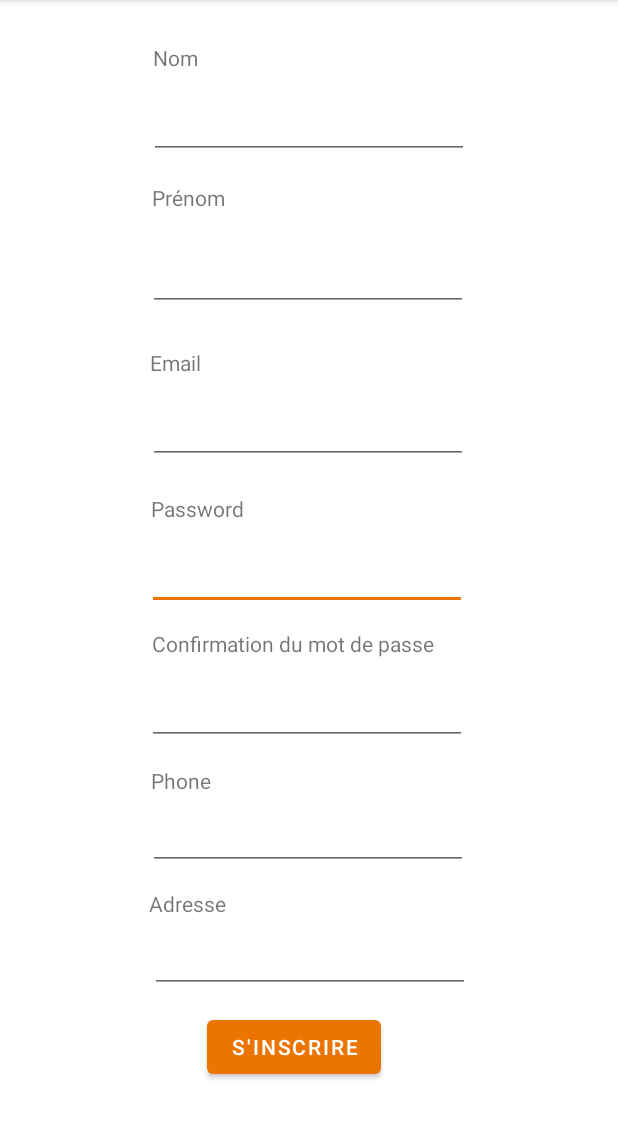
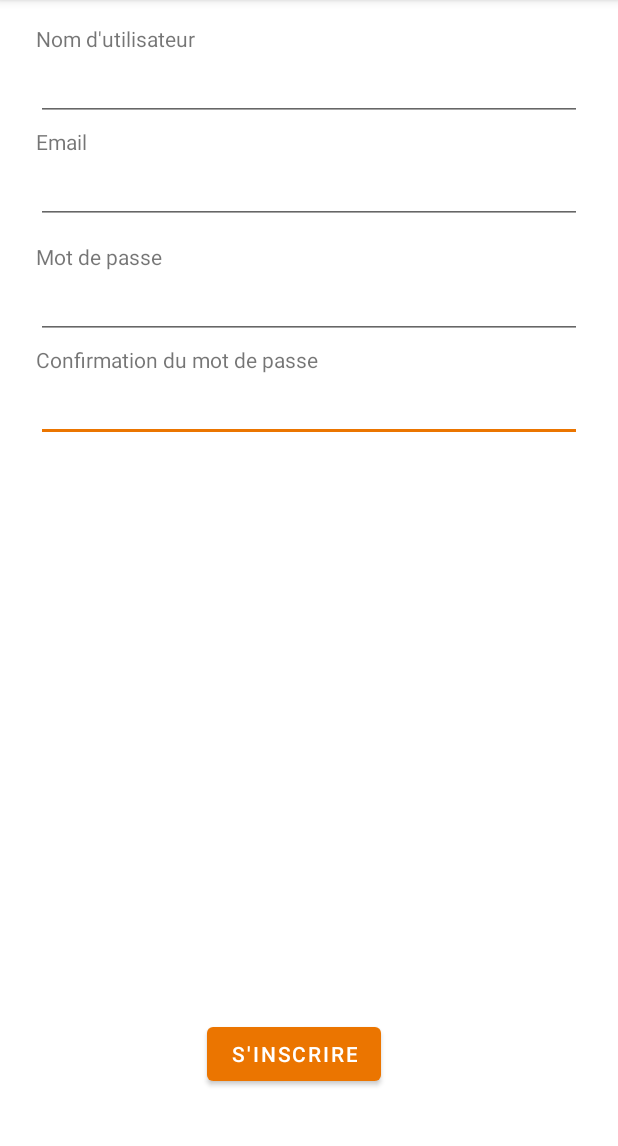
Before and after one commit to LesEsperluettes/CESI_ton_livre, an Android app: the SignInActivity screen opened directly, with no data from a screen before it, on a phone screen of 412 x 824 dp, the part 84-1230 px from its top. Run offline under Robolectric (Android 15) with nearby library versions, the phone set to English and light mode, and no system bars; libraries missing offline, so code that uses them is left out: com.androidnetworking, com.androidnetworking.error, com.androidnetworking.interfaces; 1 statement that could not run was skipped.

```diff
--- a/app/build.gradle
+++ b/app/build.gradle
@@ -51,6 +51,8 @@ dependencies {
     implementation group: 'com.squareup.retrofit2', name: 'retrofit', version: '2.9.0'
     // https://mvnrepository.com/artifact/com.squareup.retrofit2/converter-gson
     implementation group: 'com.squareup.retrofit2', name: 'converter-gson', version: '2.9.0'
+    // https://mvnrepository.com/artifact/com.amitshekhar.android/android-networking
+    implementation group: 'com.amitshekhar.android', name: 'android-networking', version: '1.0.2'
     implementation 'com.google.zxing:core:3.3.0'
     implementation('com.journeyapps:zxing-android-embedded:4.2.0') { transitive = false }
 }
--- a/app/src/main/AndroidManifest.xml
+++ b/app/src/main/AndroidManifest.xml
@@ -16,6 +16,7 @@
         android:roundIcon="@mipmap/ic_launcher_round"
         android:supportsRtl="true"
         android:hardwareAccelerated="true"
+        android:usesCleartextTraffic="true"
         android:theme="@style/Theme.CESI_ton_livre">
         <activity android:name=".LoginActivity"></activity>
         <activity android:name=".SignInActivity"></activity>
--- a/app/src/main/java/fr/lesesperluettes/cesi_ton_livre/SignInActivity.java
+++ b/app/src/main/java/fr/lesesperluettes/cesi_ton_livre/SignInActivity.java
@@ -2,36 +2,77 @@ package fr.lesesperluettes.cesi_ton_livre;
 
 import android.content.Intent;
 import android.os.Bundle;
+import android.os.Handler;
+import android.view.View;
 import android.widget.Button;
 import android.widget.TextView;
 
 import androidx.appcompat.app.AppCompatActivity;
 
+import com.androidnetworking.AndroidNetworking;
+import com.androidnetworking.error.ANError;
+import com.androidnetworking.interfaces.JSONObjectRequestListener;
+import com.google.android.material.snackbar.Snackbar;
+
+import org.json.JSONException;
+import org.json.JSONObject;
+
+import fr.lesesperluettes.cesi_ton_livre.ui.scan.ScanFragment;
+
 public class SignInActivity extends AppCompatActivity {
 
     Button btnSignIn;
-    TextView name, firstname, phone, password, confirmPassword, address, email;
+    TextView username,email,password,confirmPassword;
 
     @Override
     protected void onCreate(Bundle savedInstanceState) {
         super.onCreate(savedInstanceState);
         setContentView(R.layout.activity_signin);
 
-        btnSignIn = (Button) findViewById(R.id.register);
-        btnSignIn.setOnClickListener(v -> signIn());
+        username = findViewById(R.id.signup_username);
+        email = findViewById(R.id.signup_email);
+        password = findViewById(R.id.signup_password);
+        confirmPassword = findViewById(R.id.signup_passwordC);
+
+        AndroidNetworking.initialize(getApplicationContext());
+
+        btnSignIn = (Button) findViewById(R.id.signup_register);
+        btnSignIn.setOnClickListener(v -> signIn(v));
     }
 
-    private void signIn() {
-        /*name = findViewById(R.id.name);
-        firstname = findViewById(R.id.firstname);
-        phone = findViewById(R.id.phone);
-        password = findViewById(R.id.password);
-        confirmPassword = findViewById(R.id.confirmpassword);
-        address = findViewById(R.id.address);
-        email = findViewById(R.id.email);*/
-        // insert into user values
+    private void signIn(View v) {
+        JSONObject jsonObject = new JSONObject();
+        try {
+            jsonObject.put("username", username.getText().toString());
+            jsonObject.put("email", email.getText().toString());
+            jsonObject.put("password",password.getText().toString());
+        } catch (JSONException e) {
+            e.printStackTrace();
+        }
+
         Intent loginActivity = new Intent(this, LoginActivity.class);
-        startActivity(loginActivity);
+
+        // send sign in request to API
+        AndroidNetworking.post("http://192.168.1.16:8080/auth/signup")
+                .addJSONObjectBody(jsonObject)
+                .build()
+                .getAsJSONObject(new JSONObjectRequestListener() {
+                    @Override
+                    public void onResponse(JSONObject response) {
+                        // user registered, redirect to login with popup
+                        Snackbar snackbar = Snackbar.make(v, "Signup success ! redirect to login in 5sec",Snackbar.LENGTH_LONG);
+                        snackbar.show();
+
+                        new Handler().postDelayed(() -> startActivity(loginActivity),5000);
+                    }
+
+                    @Override
+                    public void onError(ANError anError) {
+                        // error on sign up
+                        Snackbar snackbar = Snackbar.make(v, "Signup failed :(",Snackbar.LENGTH_LONG);
+                        snackbar.show();
+                    }
+                });
     }
 
 }
--- a/app/src/main/res/layout/activity_login.xml
+++ b/app/src/main/res/layout/activity_login.xml
@@ -17,7 +17,7 @@
         app:layout_constraintBottom_toTopOf="@+id/buttonAdmin"
         app:layout_constraintEnd_toEndOf="parent"
         app:layout_constraintStart_toStartOf="parent"
-        app:layout_constraintTop_toBottomOf="@+id/password" />
+        app:layout_constraintTop_toBottomOf="@+id/signup_passwordC" />
 
     <Button
         android:id="@+id/buttonAdmin"
@@ -32,7 +32,7 @@
         app:layout_constraintTop_toBottomOf="@+id/buttonSignUp" />
 
     <EditText
-        android:id="@+id/email"
+        android:id="@+id/signup_password"
         android:layout_width="wrap_content"
         android:layout_height="wrap_content"
         android:layout_marginTop="178dp"
@@ -45,7 +45,7 @@
 
 
     <EditText
-        android:id="@+id/password"
+        android:id="@+id/signup_passwordC"
         android:layout_width="wrap_content"
         android:layout_height="wrap_content"
         android:layout_marginBottom="14dp"
@@ -56,7 +56,7 @@
         app:layout_constraintBottom_toTopOf="@+id/buttonSignUp"
         app:layout_constraintEnd_toEndOf="parent"
         app:layout_constraintStart_toStartOf="parent"
-        app:layout_constraintTop_toBottomOf="@+id/email" />
+        app:layout_constraintTop_toBottomOf="@+id/signup_password" />
 
     <TextView
         android:id="@+id/signIn"
--- a/app/src/main/res/layout/activity_signin.xml
+++ b/app/src/main/res/layout/activity_signin.xml
@@ -1,220 +1,122 @@
 <?xml version="1.0" encoding="utf-8"?>
-<androidx.constraintlayout.widget.ConstraintLayout
-    xmlns:android="http://schemas.android.com/apk/res/android"
+<androidx.constraintlayout.widget.ConstraintLayout xmlns:android="http://schemas.android.com/apk/res/android"
     xmlns:app="http://schemas.android.com/apk/res-auto"
     xmlns:tools="http://schemas.android.com/tools"
     android:layout_width="match_parent"
     android:layout_height="match_parent"
+    android:paddingLeft="24dp"
+    android:paddingRight="24dp"
     tools:context=".SignInActivity">
 
 
     <EditText
-        android:id="@+id/password"
-        android:layout_width="wrap_content"
+        android:id="@+id/signup_passwordC"
+        android:layout_width="0dp"
         android:layout_height="wrap_content"
         android:autofillHints="password"
         android:ems="10"
         android:inputType="textPassword"
-        app:layout_constraintBottom_toTopOf="@+id/confirmpasswordLabel"
+        android:password="true"
         app:layout_constraintEnd_toEndOf="parent"
-        app:layout_constraintHorizontal_bias="0.492"
+        app:layout_constraintHorizontal_bias="0.497"
         app:layout_constraintStart_toStartOf="parent"
-        app:layout_constraintTop_toBottomOf="@+id/passwordLabel" />
-
-    <EditText
-        android:id="@+id/confirmpassword"
-        android:layout_width="wrap_content"
-        android:layout_height="wrap_content"
-        android:layout_marginBottom="8dp"
-        android:layout_marginTop="8dp"
-        android:ems="10"
-        android:inputType="textPassword"
-        app:layout_constraintBottom_toTopOf="@+id/phoneLabel"
-        app:layout_constraintEnd_toEndOf="parent"
-        app:layout_constraintHorizontal_bias="0.492"
-        app:layout_constraintStart_toStartOf="parent"
-        app:layout_constraintTop_toBottomOf="@+id/confirmpasswordLabel"
-        android:autofillHints="password"
-        />
-
+        app:layout_constraintTop_toBottomOf="@+id/confirmpasswordLabel" />
 
     <TextView
         android:id="@+id/confirmpasswordLabel"
-        android:layout_width="wrap_content"
+        android:layout_width="0dp"
         android:layout_height="wrap_content"
-        android:layout_marginEnd="280dp"
-        android:layout_marginStart="101dp"
+        android:layout_marginTop="4dp"
         android:text="Confirmation du mot de passe"
-        app:layout_constraintBottom_toTopOf="@+id/password"
         app:layout_constraintEnd_toEndOf="parent"
         app:layout_constraintHorizontal_bias="0.0"
         app:layout_constraintStart_toStartOf="parent"
-        app:layout_constraintTop_toBottomOf="@+id/confirmpassword" />
+        app:layout_constraintTop_toBottomOf="@+id/signup_password" />
 
     <EditText
-        android:id="@+id/address"
-        android:layout_width="wrap_content"
+        android:id="@+id/signup_password"
+        android:layout_width="0dp"
         android:layout_height="wrap_content"
-        android:layout_marginBottom="4dp"
+        android:autofillHints="jean.michel@viacesi.fr"
         android:ems="10"
-        android:inputType="text"
-        app:layout_constraintBottom_toTopOf="@+id/register"
-        app:layout_constraintEnd_toEndOf="parent"
-        app:layout_constraintHorizontal_bias="0.502"
-        app:layout_constraintStart_toStartOf="parent"
-        app:layout_constraintTop_toBottomOf="@+id/addressLabel"
-        android:autofillHints="7 rue de ..."/>
-
-    <EditText
-        android:id="@+id/phone"
-        android:layout_width="wrap_content"
-        android:layout_height="wrap_content"
-        android:layout_marginBottom="8dp"
-        android:ems="10"
-        android:inputType="text|phone"
-        app:layout_constraintBottom_toTopOf="@+id/addressLabel"
+        android:inputType="textEmailAddress"
+        android:password="true"
         app:layout_constraintEnd_toEndOf="parent"
         app:layout_constraintHorizontal_bias="0.497"
         app:layout_constraintStart_toStartOf="parent"
-        app:layout_constraintTop_toBottomOf="@+id/phoneLabel"
-        android:autofillHints="0607080910"/>
+        app:layout_constraintTop_toBottomOf="@+id/emailLabel" />
 
     <EditText
-        android:id="@+id/email"
-        android:layout_width="wrap_content"
-        android:layout_height="wrap_content"
-        android:layout_marginBottom="4dp"
-        android:ems="10"
-        android:inputType="textEmailAddress"
-        app:layout_constraintBottom_toTopOf="@+id/passwordLabel"
-        app:layout_constraintEnd_toEndOf="parent"
-        app:layout_constraintHorizontal_bias="0.497"
-        app:layout_constraintStart_toStartOf="parent"
-        app:layout_constraintTop_toBottomOf="@+id/emailLabel"
-        android:autofillHints="jean.michel@viacesi.fr"/>
-
-    <EditText
-        android:id="@+id/firstname"
-        android:layout_width="wrap_content"
+        android:id="@+id/signup_email"
+        android:layout_width="0dp"
         android:layout_height="wrap_content"
         android:layout_marginBottom="8dp"
+        android:autofillHints="Jean"
         android:ems="10"
         android:inputType="text"
         app:layout_constraintBottom_toTopOf="@+id/emailLabel"
         app:layout_constraintEnd_toEndOf="parent"
         app:layout_constraintHorizontal_bias="0.497"
         app:layout_constraintStart_toStartOf="parent"
-        app:layout_constraintTop_toBottomOf="@+id/firstnameLabel"
-        android:autofillHints="Jean"
-        />
+        app:layout_constraintTop_toBottomOf="@+id/firstnameLabel" />
 
 
     <EditText
-        android:id="@+id/name"
-        android:layout_width="wrap_content"
+        android:id="@+id/signup_username"
+        android:layout_width="0dp"
         android:layout_height="wrap_content"
         android:layout_marginBottom="4dp"
+        android:autofillHints="Michel"
         android:ems="10"
         android:inputType="text"
         app:layout_constraintBottom_toTopOf="@+id/firstnameLabel"
         app:layout_constraintEnd_toEndOf="parent"
         app:layout_constraintStart_toStartOf="parent"
-        app:layout_constraintTop_toBottomOf="@+id/nameLabel"
-        android:autofillHints="Michel"/>
+        app:layout_constraintTop_toBottomOf="@+id/nameLabel" />
 
     <TextView
         android:id="@+id/nameLabel"
-        android:layout_width="wrap_content"
+        android:layout_width="0dp"
         android:layout_height="wrap_content"
-        android:layout_marginEnd="280dp"
-        android:layout_marginStart="101dp"
         android:layout_marginTop="16dp"
-        android:text="Nom"
-        app:layout_constraintBottom_toTopOf="@+id/name"
+        android:text="Nom d'utilisateur"
+        app:layout_constraintBottom_toTopOf="@+id/signup_username"
         app:layout_constraintEnd_toEndOf="parent"
         app:layout_constraintStart_toStartOf="parent"
         app:layout_constraintTop_toTopOf="parent" />
 
     <TextView
         android:id="@+id/firstnameLabel"
-        android:layout_width="wrap_content"
+        android:layout_width="0dp"
         android:layout_height="wrap_content"
-        android:layout_marginBottom="8dp"
-        android:layout_marginEnd="280dp"
-        android:layout_marginStart="101dp"
-        android:text="Prénom"
-        app:layout_constraintBottom_toTopOf="@+id/firstname"
+        android:text="Email"
+        app:layout_constraintBottom_toTopOf="@+id/signup_email"
         app:layout_constraintEnd_toEndOf="parent"
         app:layout_constraintHorizontal_bias="0.0"
         app:layout_constraintStart_toStartOf="parent"
-        app:layout_constraintTop_toBottomOf="@+id/name" />
+        app:layout_constraintTop_toBottomOf="@+id/signup_username" />
 
     <TextView
         android:id="@+id/emailLabel"
+        android:layout_width="0dp"
+        android:layout_height="wrap_content"
+        android:layout_marginTop="4dp"
+        android:text="Mot de passe"
+        app:layout_constraintBottom_toTopOf="@+id/signup_password"
+        app:layout_constraintEnd_toEndOf="parent"
+        app:layout_constraintStart_toStartOf="parent"
+        app:layout_constraintTop_toBottomOf="@+id/signup_email" />
+
+    <Button
+        android:id="@+id/signup_register"
         android:layout_width="wrap_content"
         android:layout_height="wrap_content"
-        android:layout_marginEnd="280dp"
-        android:layout_marginStart="101dp"
-        android:layout_marginTop="4dp"
-        android:text="Email"
-        app:layout_constraintBottom_toTopOf="@+id/email"
-        app:layout_constraintEnd_toEndOf="parent"
-        app:layout_constraintStart_toStartOf="parent"
-        app:layout_constraintTop_toBottomOf="@+id/firstname" />
-
-    <TextView
-        android:id="@+id/passwordLabel"
-        android:layout_width="wrap_content"
-        android:layout_height="wrap_content"
-        android:layout_marginEnd="280dp"
-        android:layout_marginStart="101dp"
-        android:layout_marginTop="4dp"
-        android:text="Password"
-        app:layout_constraintBottom_toTopOf="@+id/password"
-        app:layout_constraintEnd_toEndOf="parent"
-        app:layout_constraintHorizontal_bias="0.031"
-        app:layout_constraintStart_toStartOf="parent"
-        app:layout_constraintTop_toBottomOf="@+id/email" />
-
-    <TextView
-        android:id="@+id/phoneLabel"
-        android:layout_width="wrap_content"
-        android:layout_height="wrap_content"
-        android:layout_marginEnd="280dp"
-        android:layout_marginStart="101dp"
-        android:layout_marginTop="2dp"
-        android:text="Phone"
-        app:layout_constraintBottom_toTopOf="@+id/phone"
-        app:layout_constraintEnd_toEndOf="parent"
-        app:layout_constraintHorizontal_bias="0.1"
-        app:layout_constraintStart_toStartOf="parent"
-        app:layout_constraintTop_toBottomOf="@+id/confirmpassword" />
-
-    <TextView
-        android:id="@+id/addressLabel"
-        android:layout_width="wrap_content"
-        android:layout_height="wrap_content"
-        android:layout_marginEnd="280dp"
-        android:layout_marginStart="101dp"
-        android:text="Adresse"
-        app:layout_constraintBottom_toTopOf="@+id/address"
-        app:layout_constraintEnd_toEndOf="parent"
-        app:layout_constraintHorizontal_bias="0.1"
-        app:layout_constraintStart_toStartOf="parent"
-        app:layout_constraintTop_toBottomOf="@+id/phone" />
-
-    <Button
-        android:id="@+id/register"
-        android:layout_width="wrap_content"
-        android:layout_height="wrap_content"
+        android:layout_marginStart="149dp"
+        android:layout_marginEnd="170dp"
         android:layout_marginBottom="41dp"
-        android:layout_marginEnd="170dp"
-        android:layout_marginStart="149dp"
-        android:layout_marginTop="4dp"
         android:text="S'inscrire"
         app:layout_constraintBottom_toBottomOf="parent"
         app:layout_constraintEnd_toEndOf="parent"
-        app:layout_constraintStart_toStartOf="parent"
-        app:layout_constraintTop_toBottomOf="@+id/address" />
+        app:layout_constraintStart_toStartOf="parent" />
 
 </androidx.constraintlayout.widget.ConstraintLayout>
```
